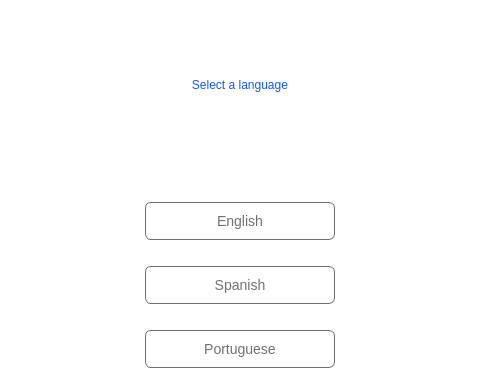
Veil-Project/veil, file src/qt/veil/forms/tutoriallanguageswidget.ui: the form before one commit; both pictures show x 127 to 607 and y 0 to 381 of the 735 by 759 pixel window.
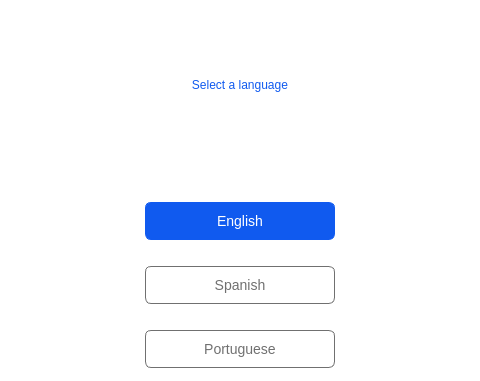
The form after the commit.

What changed in the file:
```diff
--- a/src/qt/veil/forms/tutoriallanguageswidget.ui
+++ b/src/qt/veil/forms/tutoriallanguageswidget.ui
@@ -171,6 +171,9 @@
           <property name="checkable">
            <bool>true</bool>
           </property>
+          <property name="checked">
+           <bool>true</bool>
+          </property>
           <property name="autoExclusive">
            <bool>true</bool>
           </property>
```
